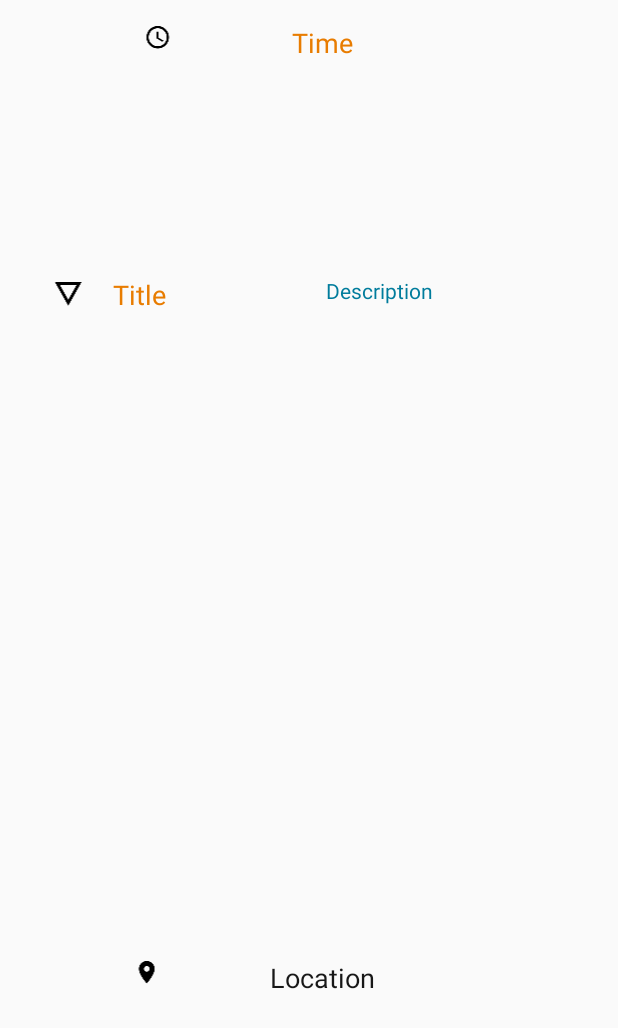
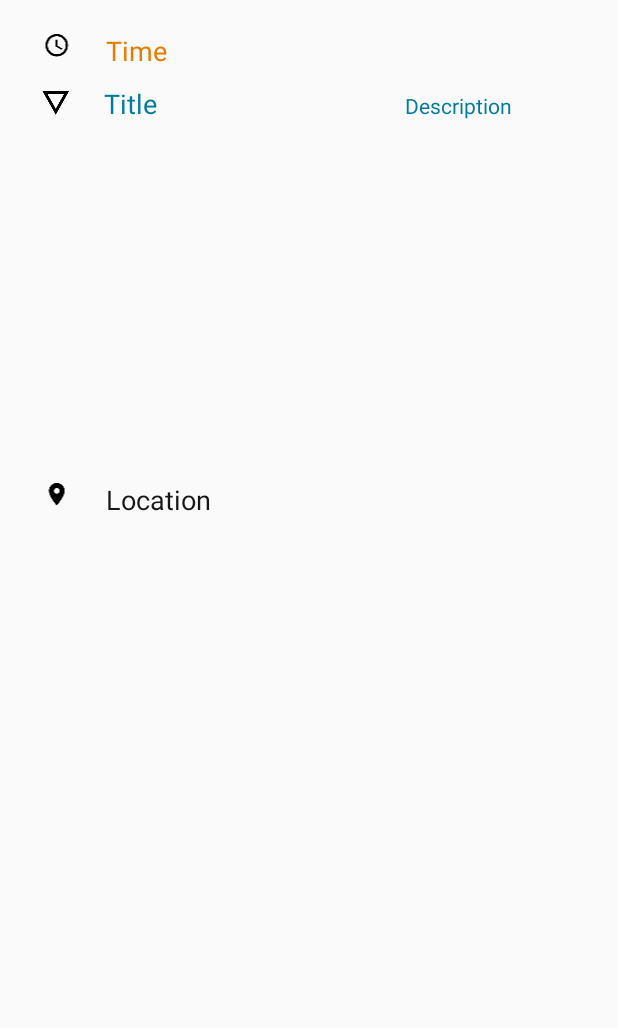
Before and after one commit to ndzalman/Calendar_Client, an Android app: the layout single_event.xml on its own in the app's theme, with its tools: preview values and no code run, on a phone screen of 412 x 824 dp. Shown: the top 1028 px of the screen. Run offline under Robolectric (Android 15) with nearby library versions, the phone set to English and light mode, and no system bars.

Commit message:
single event layout added and straighten

```diff
--- a/app/src/main/res/layout/single_event.xml
+++ b/app/src/main/res/layout/single_event.xml
@@ -1,102 +1,134 @@
 <?xml version="1.0" encoding="utf-8"?>
 <LinearLayout xmlns:android="http://schemas.android.com/apk/res/android"
-    xmlns:tools="http://schemas.android.com/tools"
-    android:orientation="vertical" android:layout_width="match_parent"
+    android:layout_width="match_parent"
     android:layout_height="match_parent"
-    android:padding="16dp"
-    android:weightSum="10"
+    android:paddingBottom="16dp"
+    android:paddingTop="16dp"
+    android:weightSum="9"
+    android:orientation="vertical"
+    android:id="@+id/layout"
     >
 
 
     <LinearLayout
-        android:orientation="horizontal"
         android:layout_width="match_parent"
         android:layout_height="wrap_content"
-        android:layout_weight="2"
+        android:orientation="horizontal"
+        android:weightSum="3"
+        android:layout_margin="5dp"
         >
+
     <ImageView
         android:layout_gravity="start"
+        android:id="@+id/imgViewTime"
         android:src="@drawable/ic_access_time"
-            android:layout_width="wrap_content"
+        android:layout_width="0dp"
         android:layout_height="wrap_content"
-            android:layout_weight="1"
+        android:layout_weight="0.5"
         />
 
     <TextView
+        android:layout_marginEnd="8dp"
+        android:gravity="start"
         android:text="Time"
-            android:layout_width="wrap_content"
+        android:layout_width="0dp"
         android:layout_height="wrap_content"
         android:textAppearance="?android:attr/textAppearanceMedium"
         android:id="@+id/tvTime"
-            android:gravity="start"
         android:textColor="@color/colorAccent"
-            android:layout_weight="1"
+        android:layout_weight="1.5"
         />
 
+        <TextView
+            android:gravity="end"
+            android:layout_width="wrap_content"
+            android:layout_height="wrap_content"
+            android:layout_gravity="start|center_vertical"
+            android:layout_weight="1" />
 
 
     </LinearLayout>
 
+
     <LinearLayout
-        android:orientation="horizontal"
         android:layout_width="match_parent"
         android:layout_height="wrap_content"
-        android:layout_weight="6">
+        android:orientation="horizontal"
+        android:layout_weight="3"
+        android:layout_margin="5dp"
 
+        >
         <ImageView
             android:layout_gravity="start"
             android:src="@drawable/ic_details"
-            android:layout_width="wrap_content"
+            android:layout_width="0dp"
             android:layout_height="wrap_content"
-            android:layout_weight="1"
+            android:layout_weight="0.5"
+            android:id="@+id/imgViewDetails"
             />
 
         <TextView
-            android:layout_gravity="start"
+            android:gravity="start"
             android:text="Title"
-            android:layout_width="wrap_content"
+            android:layout_marginEnd="8dp"
+            android:layout_width="0dp"
             android:layout_height="wrap_content"
             android:textAppearance="?android:attr/textAppearanceMedium"
             android:id="@+id/tvTitle"
-            android:textColor="@color/colorPrimary"
-            android:layout_weight="3" />
+            android:textColor="@color/colorPrimaryDark"
+            android:layout_weight="1.5" />
 
         <TextView
-            android:layout_gravity="start"
+            android:layout_marginEnd="8dp"
             android:text="Description"
-            android:layout_width="wrap_content"
+            android:gravity="start"
+            android:layout_width="0dp"
             android:layout_height="wrap_content"
             android:textAppearance="?android:attr/textAppearanceSmall"
             android:textColor="@color/colorPrimaryDark"
             android:id="@+id/tvDescription"
-            android:layout_weight="3" />
-
-    </LinearLayout>
-
-    <LinearLayout
-        android:orientation="horizontal"
-        android:layout_width="match_parent"
-        android:layout_height="wrap_content"
-        android:layout_weight="2">
-
-        <ImageView
-            android:layout_gravity="start"
-            android:src="@drawable/ic_location_on"
-            android:layout_width="wrap_content"
-            android:layout_height="wrap_content"
-            android:layout_weight="1"
-            />
-
-        <TextView
-            android:layout_gravity="start"
-            android:text="Location"
-            android:layout_width="wrap_content"
-            android:layout_height="wrap_content"
-            android:textAppearance="?android:attr/textAppearanceMedium"
-            android:textColor="@color/colorPrimaryLight"
-            android:id="@+id/tvLocation"
             android:layout_weight="1" />
 
     </LinearLayout>
 
+
+    <LinearLayout
+        android:layout_width="match_parent"
+        android:layout_height="wrap_content"
+        android:orientation="horizontal"
+        android:layout_weight="3"
+        android:layout_margin="5dp"
+
+        >
+        <ImageView
+            android:layout_gravity="start"
+            android:src="@drawable/ic_location_on"
+            android:layout_width="0dp"
+            android:layout_height="wrap_content"
+            android:layout_weight="0.5"
+            android:id="@+id/imgViewLocation"
+            />
+
+        <TextView
+            android:layout_marginEnd="8dp"
+            android:gravity="start"
+            android:text="Location"
+            android:layout_width="0dp"
+            android:layout_height="wrap_content"
+            android:textAppearance="?android:attr/textAppearanceMedium"
+            android:id="@+id/tvLocation"
+            android:textColor="@color/colorPrimaryLight"
+            android:layout_weight="1.5" />
+
+        <TextView
+            android:gravity="end"
+            android:layout_width="0dp"
+            android:layout_height="wrap_content"
+            android:textAppearance="?android:attr/textAppearanceSmall"
+            android:textColor="@color/colorPrimaryDark"
+            android:layout_weight="1" />
+
     </LinearLayout>
+
+
+</LinearLayout>
```
Also changed, not shown: 1 other file. Lines whose indentation alone changed are shown as unchanged.
